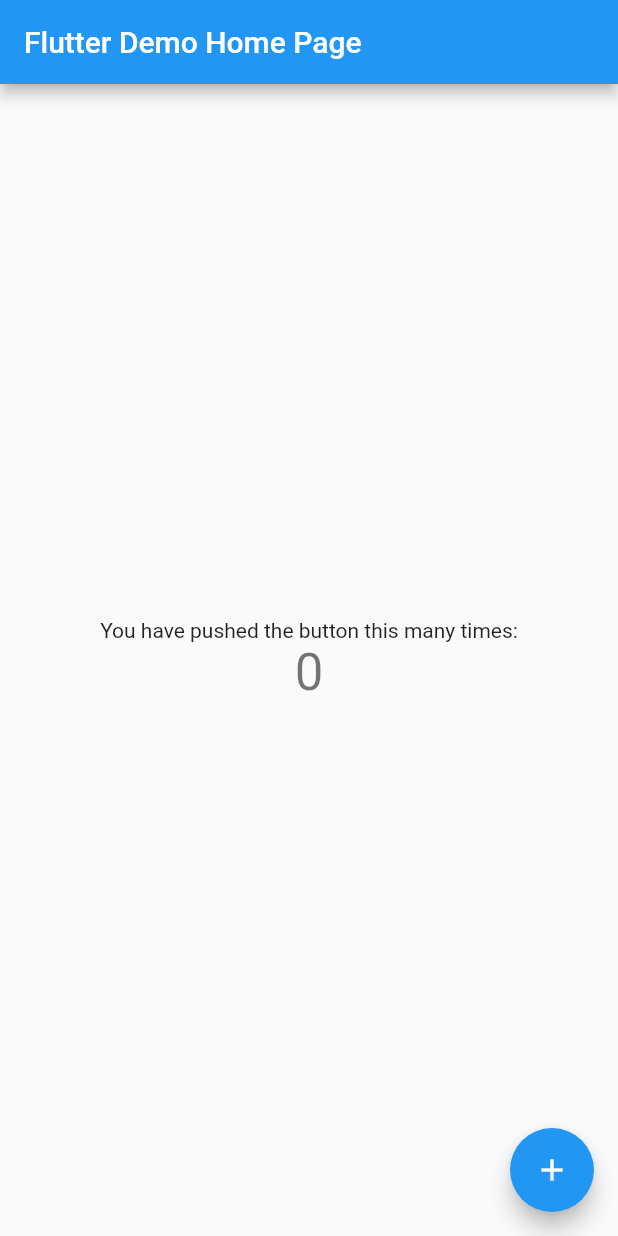
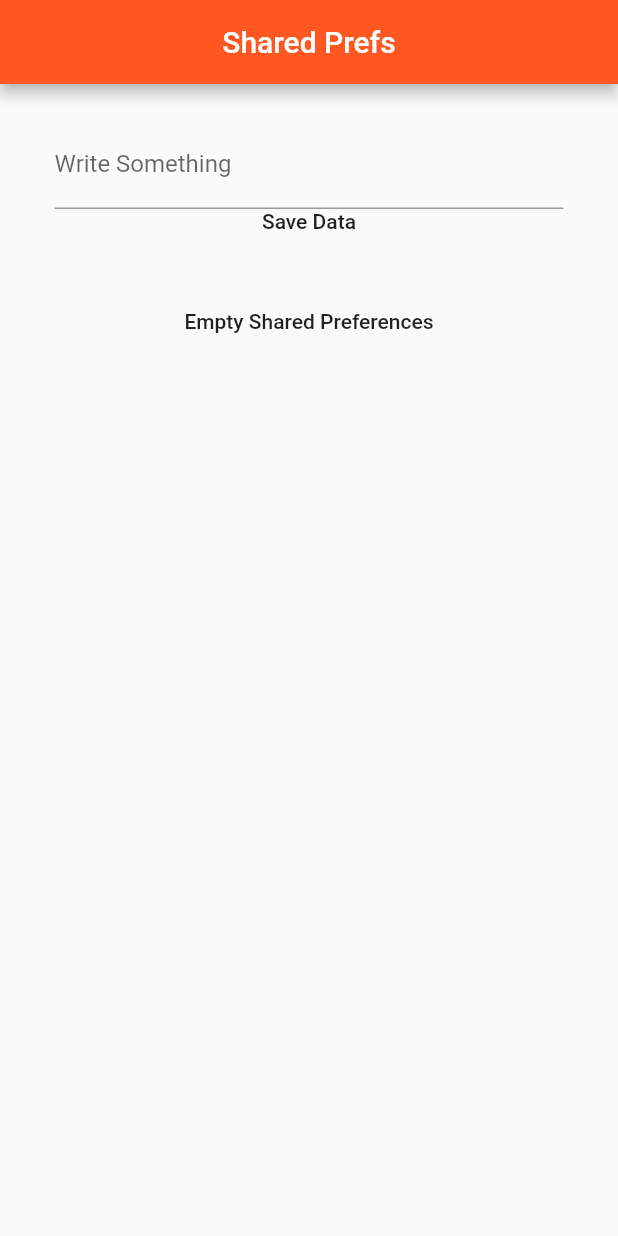
Before and after one commit to mehetarnabin/sharedpreferences, a Flutter app: the screen it shows after launch, on a phone screen of 412 x 824 dp. Run offline on Flutter 3.47's test engine with Material 2 defaults, Android fonts, the phone set to English and light mode, and no system bars; our stand-ins replace shared_preferences.

Commit message:
2# created  shared preferences for demo purpose.

```diff
--- a/lib/main.dart
+++ b/lib/main.dart
@@ -1,111 +1,76 @@
 import 'package:flutter/material.dart';
+import 'dart:async';
+import 'dart:io';
+import 'package:shared_preferences/shared_preferences.dart';
 
-void main() => runApp(MyApp());
-
-class MyApp extends StatelessWidget {
-  // This widget is the root of your application.
-  @override
-  Widget build(BuildContext context) {
-    return MaterialApp(
-      title: 'Flutter Demo',
-      theme: ThemeData(
-        // This is the theme of your application.
-        //
-        // Try running your application with "flutter run". You'll see the
-        // application has a blue toolbar. Then, without quitting the app, try
-        // changing the primarySwatch below to Colors.green and then invoke
-        // "hot reload" (press "r" in the console where you ran "flutter run",
-        // or simply save your changes to "hot reload" in a Flutter IDE).
-        // Notice that the counter didn't reset back to zero; the application
-        // is not restarted.
-        primarySwatch: Colors.blue,
-      ),
-      home: MyHomePage(title: 'Flutter Demo Home Page'),
-    );
-  }
+void main() {
+  runApp(new MaterialApp(
+    title: 'SharedPreferences',
+    home: new Home(),
+  ));
 }
 
-class MyHomePage extends StatefulWidget {
-  MyHomePage({Key key, this.title}) : super(key: key);
-
-  // This widget is the home page of your application. It is stateful, meaning
-  // that it has a State object (defined below) that contains fields that affect
-  // how it looks.
-
-  // This class is the configuration for the state. It holds the values (in this
-  // case the title) provided by the parent (in this case the App widget) and
-  // used by the build method of the State. Fields in a Widget subclass are
-  // always marked "final".
-
-  final String title;
-
+class Home extends StatefulWidget {
   @override
-  _MyHomePageState createState() => _MyHomePageState();
+  _HomeState createState() => _HomeState();
 }
 
-class _MyHomePageState extends State<MyHomePage> {
-  int _counter = 0;
+class _HomeState extends State<Home> {
+  var _enteredDataField = new TextEditingController();
+  String _savedData = "";
+  @override
+  void initState() {
+    // TODO: implement initState
+    super.initState();
+    _loadSavedData();
+  }
+  _loadSavedData() async {
+    SharedPreferences preferences = await SharedPreferences.getInstance();
+    setState(() {
+      if(preferences.getString('data') != null && preferences.getString('data').isNotEmpty) {
+        _savedData = preferences.getString('data');
+      }
+      else {
+        _savedData = "Empty Shared Preferences";
+      }
+    });
+  }
 
-  void _incrementCounter() {
-    setState(() {
-      // This call to setState tells the Flutter framework that something has
-      // changed in this State, which causes it to rerun the build method below
-      // so that the display can reflect the updated values. If we changed
-      // _counter without calling setState(), then the build method would not be
-      // called again, and so nothing would appear to happen.
-      _counter++;
-    });
+  _saveMessage(String message) async {
+    SharedPreferences preferences = await SharedPreferences.getInstance();
+    preferences.setString('data', message); // Key:value
   }
 
   @override
   Widget build(BuildContext context) {
-    // This method is rerun every time setState is called, for instance as done
-    // by the _incrementCounter method above.
-    //
-    // The Flutter framework has been optimized to make rerunning build methods
-    // fast, so that you can just rebuild anything that needs updating rather
-    // than having to individually change instances of widgets.
-    return Scaffold(
-      appBar: AppBar(
-        // Here we take the value from the MyHomePage object that was created by
-        // the App.build method, and use it to set our appbar title.
-        title: Text(widget.title),
+    return new Scaffold(
+      appBar: new AppBar(
+        title: new Text('Shared Prefs'),
+        centerTitle: true,
+        backgroundColor: Colors.deepOrange,
       ),
-      body: Center(
-        // Center is a layout widget. It takes a single child and positions it
-        // in the middle of the parent.
-        child: Column(
-          // Column is also a layout widget. It takes a list of children and
-          // arranges them vertically. By default, it sizes itself to fit its
-          // children horizontally, and tries to be as tall as its parent.
-          //
-          // Invoke "debug painting" (press "p" in the console, choose the
-          // "Toggle Debug Paint" action from the Flutter Inspector in Android
-          // Studio, or the "Toggle Debug Paint" command in Visual Studio Code)
-          // to see the wireframe for each widget.
-          //
-          // Column has various properties to control how it sizes itself and
-          // how it positions its children. Here we use mainAxisAlignment to
-          // center the children vertically; the main axis here is the vertical
-          // axis because Columns are vertical (the cross axis would be
-          // horizontal).
-          mainAxisAlignment: MainAxisAlignment.center,
-          children: <Widget>[
-            Text(
-              'You have pushed the button this many times:',
-            ),
-            Text(
-              '$_counter',
-              style: Theme.of(context).textTheme.display1,
-            ),
-          ],
+      body: new Container(
+        padding: const EdgeInsets.all(20.4),
+        alignment: Alignment.topCenter,
+        child: new ListTile(
+          title: new TextField(
+            controller: _enteredDataField,
+            decoration: new InputDecoration(labelText: 'Write Something'),
+          ),
+          subtitle: new FlatButton(
+              onPressed: () {
+            //save to file
+                _saveMessage(_enteredDataField.text);
+          },
+              child: new Column(
+                children: <Widget>[
+                  new Text('Save Data'),
+                  new Padding(padding: new EdgeInsets.all(25.5)),
+                  new Text(_savedData),
+                ],
+              )),
         ),
       ),
-      floatingActionButton: FloatingActionButton(
-        onPressed: _incrementCounter,
-        tooltip: 'Increment',
-        child: Icon(Icons.add),
-      ), // This trailing comma makes auto-formatting nicer for build methods.
     );
   }
 }
--- a/pubspec.yaml
+++ b/pubspec.yaml
@@ -23,6 +23,8 @@ dependencies:
   # The following adds the Cupertino Icons font to your application.
   # Use with the CupertinoIcons class for iOS style icons.
   cupertino_icons: ^0.1.2
+  shared_preferences: ^0.5.7
+
 
 dev_dependencies:
   flutter_test:
```
Also changed, not shown: pubspec.lock, 1 other file.
